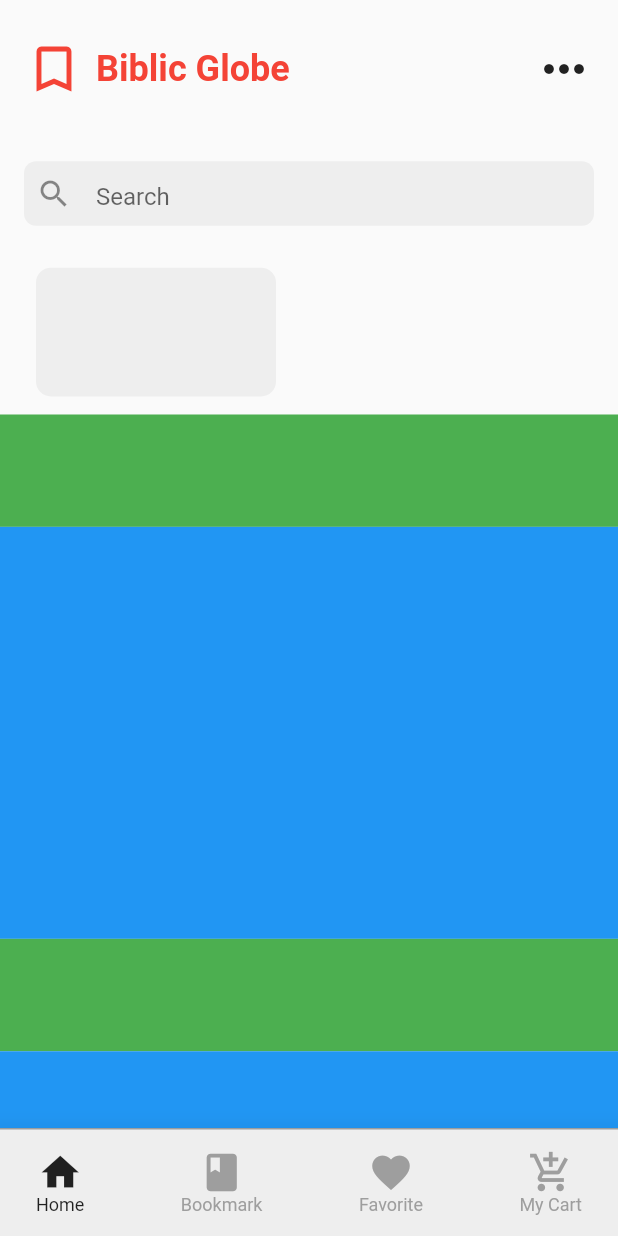
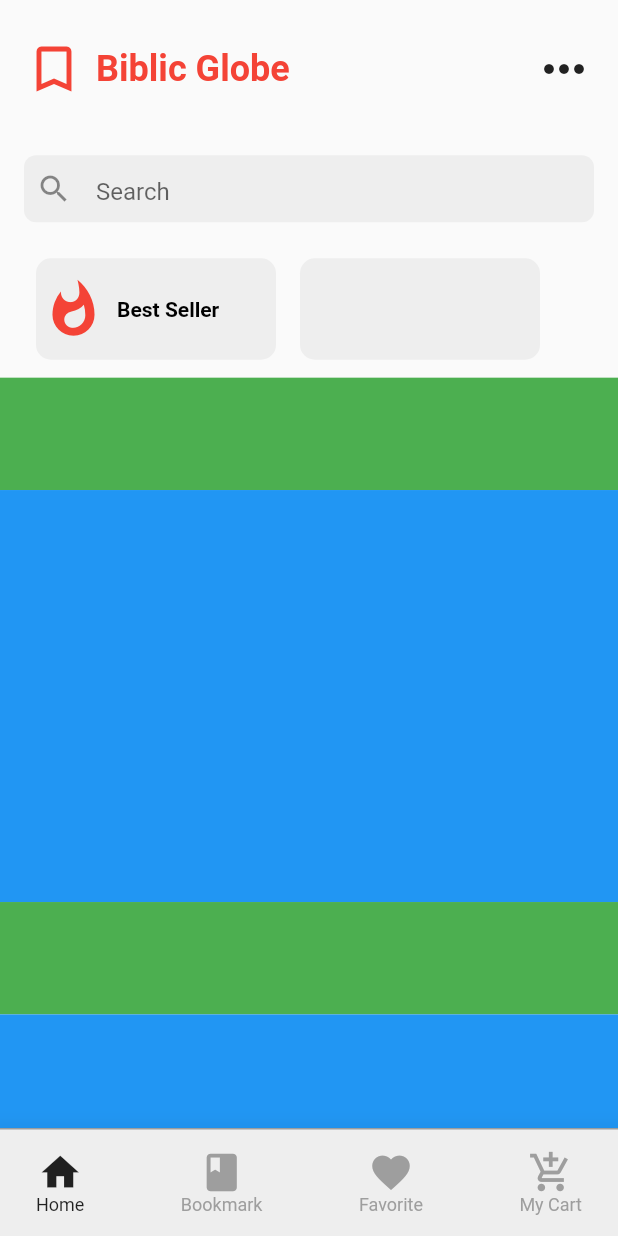
Before and after one commit to JAICHANGPARK/flutter_notebook_the_third_story, a Flutter app: the screen it shows after launch, on a phone screen of 412 x 824 dp. Run offline on Flutter 3.47's test engine with Material 2 defaults, Android fonts, the phone set to English and light mode, and no system bars; our stand-ins replace badges, dotted_border, fl_chart, google_fonts, page_transition, percent_indicator.

Commit message:
Update book_store_app.dart

```diff
--- a/lib/bookstore_app/book_store_app.dart
+++ b/lib/bookstore_app/book_store_app.dart
@@ -144,8 +144,8 @@ class _MainPageState extends State<MainPage> {
               ),
               //Search Bar
               Container(
-                height: deviceHeight / 11,
-                padding: EdgeInsets.symmetric(horizontal: 16, vertical: 16),
+                height: deviceHeight / 12,
+                padding: EdgeInsets.symmetric(horizontal: 16, vertical: 12),
                 child: Container(
                   padding: EdgeInsets.only(left: 8),
                   decoration: BoxDecoration(
@@ -163,15 +163,37 @@ class _MainPageState extends State<MainPage> {
               //Best Seller , New items
               Container(
                 padding: EdgeInsets.only(left: 24, top: 12, bottom: 12),
-                height: deviceHeight / 7.5,
-
+                height: deviceHeight / 9,
                 child: Row(
                   children: <Widget>[
                     Container(
                       width: 160,
+                      height: double.infinity,
                       decoration: BoxDecoration(
                         color: Colors.grey[200],
                         borderRadius: BorderRadius.circular(10)
+                      ),
+                      padding: EdgeInsets.only(left: 4),
+                      child: Row(
+                        children: <Widget>[
+                          Icon(Icons.whatshot,
+                          color: Colors.red,
+                          size: 42,),
+                          SizedBox(width: 8,),
+                          Text("Best Seller", style: TextStyle(
+                            color: Colors.black,
+                            fontWeight: FontWeight.bold,
+                          ),)
+                        ],
+                      ),
+                    ),
+                    SizedBox(width: 16,),
+                    Container(
+                      width: 160,
+                      height: double.infinity,
+                      decoration: BoxDecoration(
+                          color: Colors.grey[200],
+                          borderRadius: BorderRadius.circular(10)
                       ),
                     )
                   ],
```
